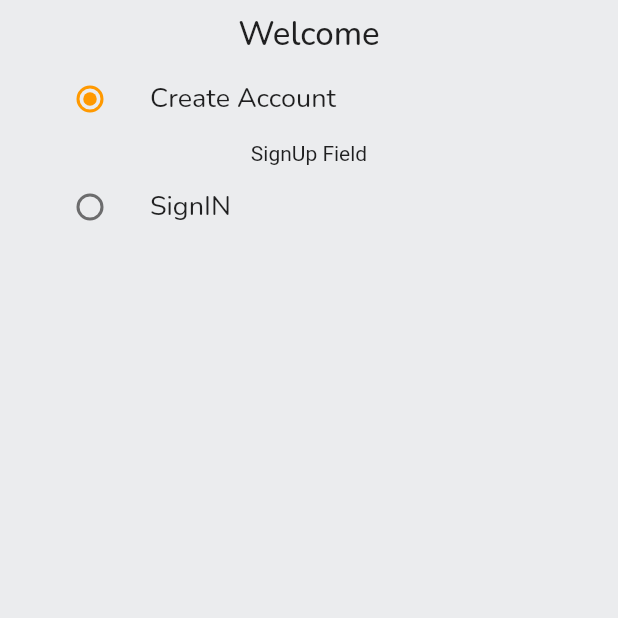
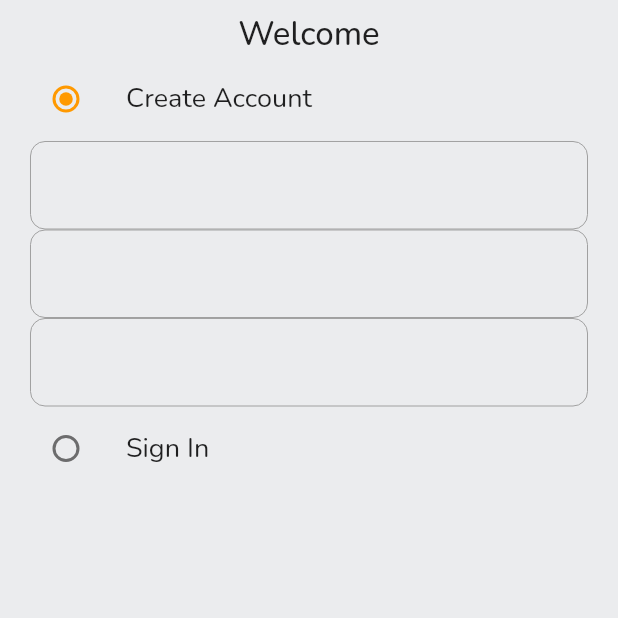
Before and after one commit to sahil078078/amazone_clone, a Flutter app: the screen it shows after launch, on a phone screen of 412 x 824 dp, the top half of it. Run offline on Flutter 3.47's test engine with Material 2 defaults, Android fonts, the phone set to English and light mode, and no system bars; our stand-ins replace google_fonts.

Commit message:
making a custom textformField with design like border and focus border

```diff
--- /dev/null
+++ b/lib/commons/widgets/custom_textfield.dart
@@ -0,0 +1,48 @@
+import 'package:amazone_clone/constants/global_variable.dart';
+import 'package:flutter/material.dart';
+
+class CustomTextField extends StatelessWidget {
+  final TextEditingController controller;
+  const CustomTextField({
+    Key? key,
+    required this.controller,
+  }) : super(key: key);
+
+  @override
+  Widget build(BuildContext context) {
+    return TextFormField(
+      controller: controller,
+      scrollPhysics: const BouncingScrollPhysics(),
+      decoration: InputDecoration(
+        border: OutlineInputBorder(
+          borderRadius: BorderRadius.circular(10),
+          borderSide: BorderSide(
+            color: Colors.black.withOpacity(0.2),
+            width: 0.5,
+          ),
+        ),
+        focusedBorder: OutlineInputBorder(
+          borderRadius: BorderRadius.circular(10),
+          borderSide: BorderSide(
+            color: GlobalVariable.secondaryColor.withOpacity(0.6),
+            width: 1.2,
+          ),
+        ),
+        enabledBorder: OutlineInputBorder(
+          borderRadius: BorderRadius.circular(10),
+          borderSide: BorderSide(
+            color: Colors.grey[500]!,
+            width: 0.65,
+          ),
+        ),
+        errorBorder: OutlineInputBorder(
+          borderRadius: BorderRadius.circular(10),
+          borderSide: BorderSide(
+            color: Colors.red.shade500,
+            width: 0.5,
+          ),
+        ),
+      ),
+    );
+  }
+}
--- a/lib/features/auth/auth_screen.dart
+++ b/lib/features/auth/auth_screen.dart
@@ -1,5 +1,6 @@
 import 'dart:developer';
 
+import 'package:amazone_clone/commons/widgets/custom_textfield.dart';
 import 'package:amazone_clone/constants/global_variable.dart';
 import 'package:flutter/material.dart';
 import 'package:google_fonts/google_fonts.dart';
@@ -18,6 +19,10 @@ class _AuthScreenState extends State<AuthScreen> {
   Auth _auth = Auth.signup;
   final _signUpFormKey = GlobalKey<FormState>();
   // final _signInFromKey = GlobalKey<FormState>();
+
+  final TextEditingController _nameController = TextEditingController();
+  final TextEditingController _emailController = TextEditingController();
+  final TextEditingController _passwordController = TextEditingController();
   @override
   Widget build(BuildContext context) {
     return Scaffold(
@@ -35,6 +40,7 @@ class _AuthScreenState extends State<AuthScreen> {
                 ),
               ),
               ListTile(
+                contentPadding: EdgeInsets.zero,
                 title: Text(
                   'Create Account',
                   style: GoogleFonts.nunito(
@@ -57,14 +63,17 @@ class _AuthScreenState extends State<AuthScreen> {
                 Form(
                   key: _signUpFormKey,
                   child: Column(
-                    children: const [
-                      Text('SignUp Field'),
+                    children: [
+                      CustomTextField(controller: _nameController),
+                      CustomTextField(controller: _emailController),
+                      CustomTextField(controller: _passwordController),
                     ],
                   ),
                 ),
               ListTile(
+                contentPadding: EdgeInsets.zero,
                 title: Text(
-                  'SignIN',
+                  'Sign In',
                   style: GoogleFonts.nunito(
                     fontSize: 18,
                   ),
--- a/lib/main.dart
+++ b/lib/main.dart
@@ -3,7 +3,6 @@ import 'package:amazone_clone/features/auth/auth_screen.dart';
 import 'package:amazone_clone/routes.dart';
 import 'package:flutter/material.dart';
 import 'package:flutter/services.dart';
-import 'package:google_fonts/google_fonts.dart';
 
 void main() {
   runApp(const MyApp());
```
